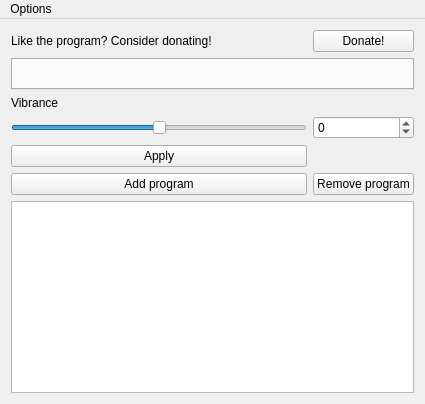
Before: the Qt Designer form mainwindow.ui in libvibrant/vibrantLinux, drawn with Qt 5.
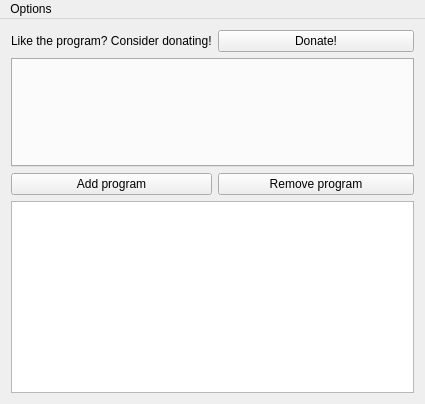
After: the same form once the commit is applied.

The edit to the form file:
```diff
--- a/mainwindow.ui
+++ b/mainwindow.ui
@@ -20,6 +20,30 @@
     </font>
    </property>
    <layout class="QGridLayout" name="gridLayout">
+    <item row="4" column="0" colspan="2">
+     <widget class="QTabWidget" name="displays">
+      <property name="currentIndex">
+       <number>-1</number>
+      </property>
+     </widget>
+    </item>
+    <item row="6" column="0" colspan="2">
+     <widget class="QListWidget" name="programs"/>
+    </item>
+    <item row="5" column="0">
+     <widget class="QPushButton" name="addProgram">
+      <property name="text">
+       <string>Add program</string>
+      </property>
+     </widget>
+    </item>
+    <item row="5" column="1">
+     <widget class="QPushButton" name="delProgram">
+      <property name="text">
+       <string>Remove program</string>
+      </property>
+     </widget>
+    </item>
     <item row="1" column="1">
      <widget class="QPushButton" name="donate">
       <property name="text">
@@ -27,16 +51,6 @@
       </property>
      </widget>
     </item>
-    <item row="7" column="0">
-     <widget class="QPushButton" name="applyVibrance">
-      <property name="text">
-       <string>Apply</string>
-      </property>
-     </widget>
-    </item>
-    <item row="9" column="0" colspan="2">
-     <widget class="QListWidget" name="programs"/>
-    </item>
     <item row="1" column="0">
      <widget class="QLabel" name="donateText">
       <property name="text">
@@ -44,57 +58,6 @@
       </property>
      </widget>
     </item>
-    <item row="8" column="1">
-     <widget class="QPushButton" name="delProgram">
-      <property name="text">
-       <string>Remove program</string>
-      </property>
-     </widget>
-    </item>
-    <item row="8" column="0">
-     <widget class="QPushButton" name="addProgram">
-      <property name="text">
-       <string>Add program</string>
-      </property>
-     </widget>
-    </item>
-    <item row="6" column="1">
-     <widget class="QSpinBox" name="vibranceVal">
-      <property name="minimum">
-       <number>-1024</number>
-      </property>
-      <property name="maximum">
-       <number>1023</number>
-      </property>
-     </widget>
-    </item>
-    <item row="6" column="0">
-     <widget class="QSlider" name="vibranceSldr">
-      <property name="minimum">
-       <number>-1024</number>
-      </property>
-      <property name="maximum">
-       <number>1023</number>
-      </property>
-      <property name="orientation">
-       <enum>Qt::Horizontal</enum>
-      </property>
-     </widget>
-    </item>
-    <item row="5" column="0">
-     <widget class="QLabel" name="vibranceLabel">
-      <property name="text">
-       <string>Vibrance</string>
-      </property>
-     </widget>
-    </item>
-    <item row="4" column="0" colspan="2">
-     <widget class="QTabWidget" name="displays">
-      <property name="currentIndex">
-       <number>-1</number>
-      </property>
-     </widget>
-    </item>
    </layout>
   </widget>
   <widget class="QMenuBar" name="menuBar">
```
Left out of the diff: 1 changed line with no effect on the pictures.
